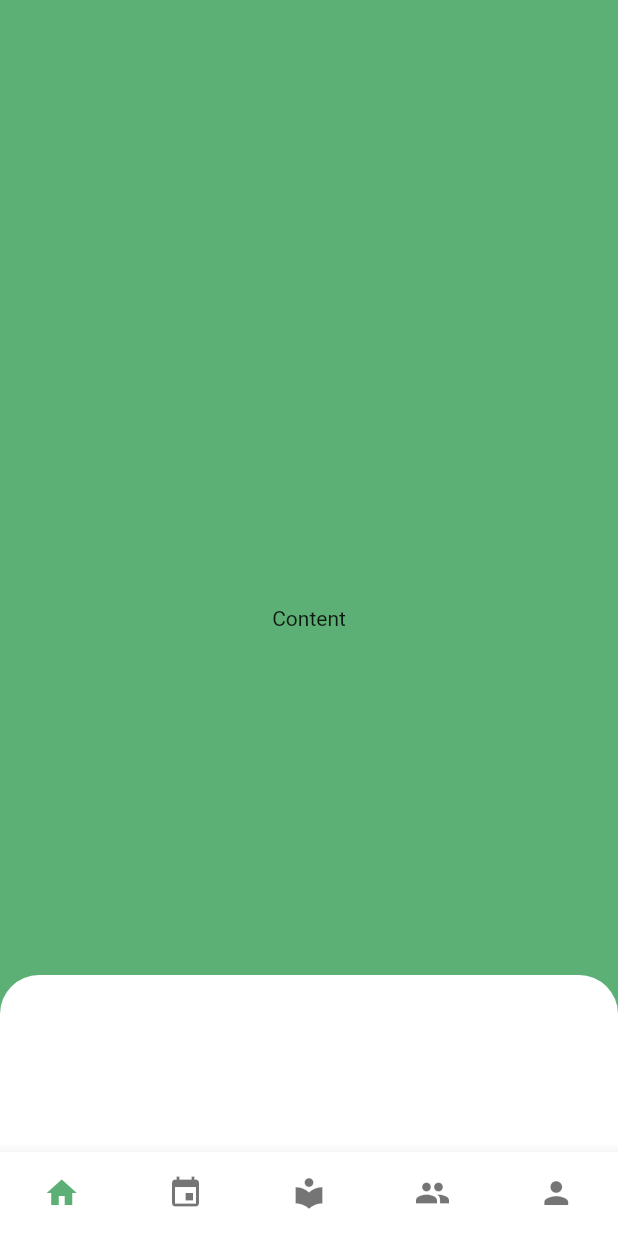
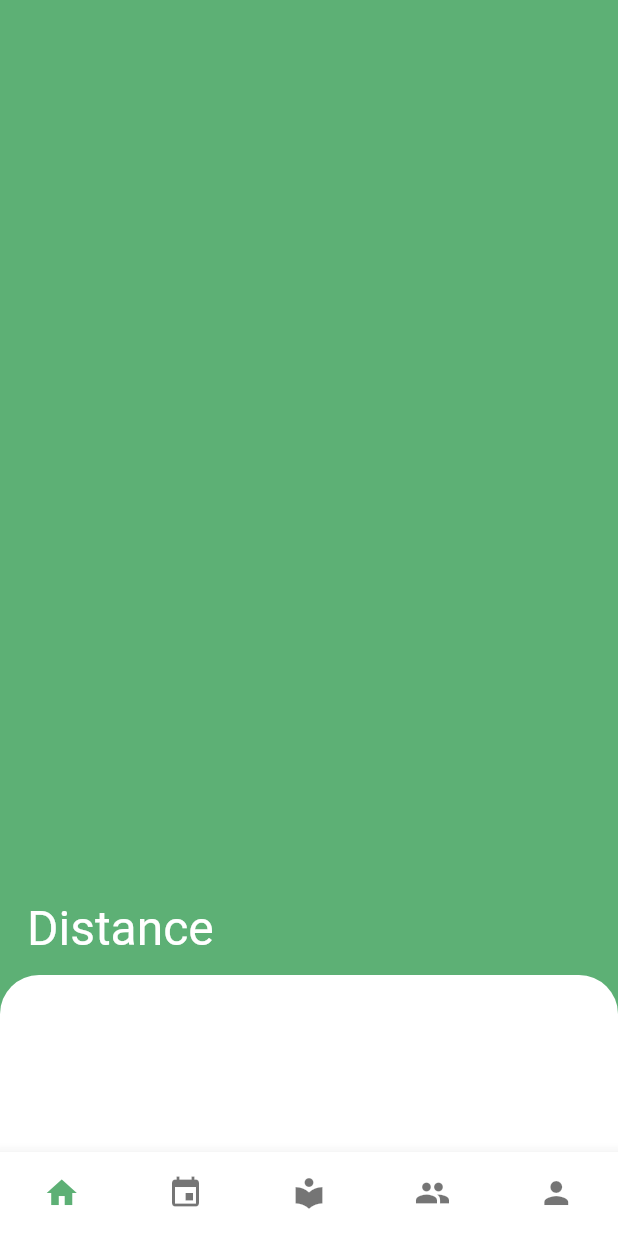
Before and after one commit to tomlaws/hikee, a Flutter app: the screen it shows after launch, on a phone screen of 412 x 824 dp. Run offline on Flutter 3.47's test engine with Material 2 defaults, Android fonts, the phone set to English and light mode, and no system bars; drawn by our look-alikes of sliding_up_panel; Roboto replaces fonts that are missing (Hind).

Commit message:
add collapse header

```diff
--- a/lib/screens/home.dart
+++ b/lib/screens/home.dart
@@ -40,16 +40,29 @@ class _HomeScreenState extends State<HomeScreen> {
         Container(
             alignment: Alignment.centerLeft,
             padding: EdgeInsets.symmetric(horizontal: 18, vertical: 12),
-          child: Consumer<PanelPosition>(
+            child: Stack(
+              children: [
+                Consumer<PanelPosition>(
                     builder: (_, pos, __) => Opacity(
                         opacity: pos.position,
                         child: Text(
                           'Discover',
                           style: TextStyle(color: Colors.white, fontSize: 32),
-              ),
-            ),
-          ),
-        ),
+                        ))),
+                Row(
+                  children: [
+                    Consumer<PanelPosition>(
+                        builder: (_, pos, __) => Opacity(
+                            opacity: 1 - pos.position,
+                            child: Text(
+                              'Distance',
+                              style:
+                                  TextStyle(color: Colors.white, fontSize: 32),
+                            ))),
+                  ],
+                )
+              ],
+            )),
         Expanded(
           child: Container(
             decoration: BoxDecoration(
@@ -66,10 +79,12 @@ class _HomeScreenState extends State<HomeScreen> {
 
   Widget _body() {
     return Container(
+        padding: EdgeInsets.only(bottom: 180),
         color: Color(0xFF5DB075),
         child: SafeArea(
-          child: Stack(
-            children: [Center(child: Text('Content'))],
+          child: Column(
+            mainAxisAlignment: MainAxisAlignment.end,
+            children: [],
           ),
         ));
     return GestureDetector(
```
Lines whose indentation alone changed are shown as unchanged.
